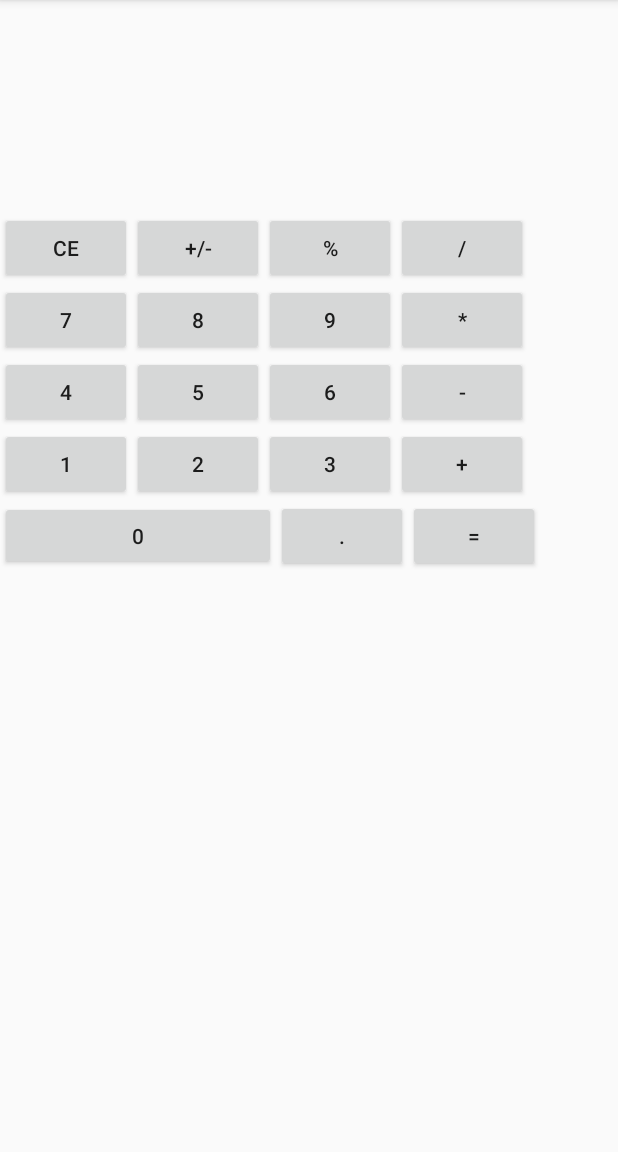
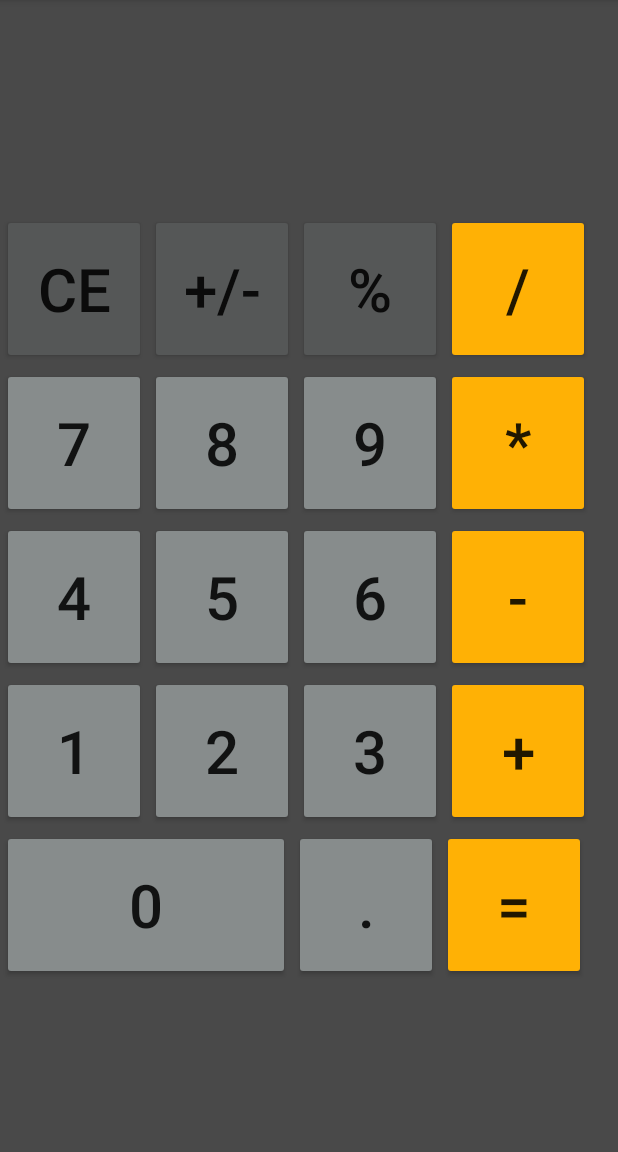
Before and after one commit to tavooctavio/calculadoraBasica, an Android app: the screen it shows after launch (MainActivity), on a phone screen of 412 x 824 dp, the part 84-1236 px from its top. Run offline under Robolectric (Android 15) with nearby library versions, the phone set to English and light mode, and no system bars.

Commit message:
Le di presentacion a la aplicacion lo mas parecido a la calculadora de la mac

```diff
--- a/app/src/main/java/com/example/calculadorabasica/MainActivity.kt
+++ b/app/src/main/java/com/example/calculadorabasica/MainActivity.kt
@@ -16,7 +16,7 @@ class MainActivity : AppCompatActivity() {
         super.onCreate(savedInstanceState)
         setContentView(R.layout.activity_main)
 
-        var tvUsuario = findViewById<TextView>(R.id.tvUsuario)
+        //var tvUsuario = findViewById<TextView>(R.id.tvUsuario)
         var tvCajaNumeros = findViewById<TextView>(R.id.tvCajaNumeros)
         var bBorrar = findViewById<Button>(R.id.bBorrar)
         var bMasMenos = findViewById<Button>(R.id.bMasMenos)
@@ -41,8 +41,8 @@ class MainActivity : AppCompatActivity() {
         var operacion = 0
 
 
-        var usuario: String? = intent.getStringExtra("usuario")
-        tvUsuario.text = usuario
+        /*var usuario: String? = intent.getStringExtra("usuario")
+        tvUsuario.text = usuario */
 
         bBorrar.setOnClickListener{
             tvCajaNumeros.text = " "
--- a/app/src/main/java/com/example/calculadorabasica/PantallaInicio.kt
+++ b/app/src/main/java/com/example/calculadorabasica/PantallaInicio.kt
@@ -14,11 +14,9 @@ class PantallaInicio : AppCompatActivity() {
 
 
         val btIniciar = findViewById<Button>(R.id.btListo)
-        val etNombreUsuario = findViewById<EditText>(R.id.etNombreUsuario)
 
         btIniciar.setOnClickListener {
             val intent = Intent(this, MainActivity::class.java)
-            intent.putExtra("usuario",etNombreUsuario.text.toString())
             startActivity(intent)
         }
 
--- a/app/src/main/res/layout/activity_main.xml
+++ b/app/src/main/res/layout/activity_main.xml
@@ -6,6 +6,7 @@
     android:layout_width="match_parent"
     android:layout_height="match_parent"
     android:orientation="vertical"
+    android:background="#494949"
     tools:context=".MainActivity">
 
     <TextView
@@ -14,36 +15,50 @@
         android:layout_height="130dp"
         android:layout_marginTop="11dp"
         android:layout_marginEnd="2dp"
-        android:textSize="70dp" />
+        android:textSize="70sp"
+        android:textAlignment="textEnd"
+        android:textColor="@color/white"/>
 
     <LinearLayout
         android:layout_width="match_parent"
         android:layout_height="wrap_content"
-        android:orientation="horizontal" >
+        android:orientation="horizontal">
 
         <Button
             android:id="@+id/bBorrar"
-            android:layout_width="wrap_content"
-            android:layout_height="wrap_content"
-            android:text="CE"/>
+            android:layout_width="96dp"
+            android:layout_height="100dp"
+            android:text="CE"
+            android:textSize="40sp"
+            android:layout_margin="1dp"
+            android:backgroundTint="#555757"/>
 
         <Button
             android:id="@+id/bMasMenos"
-            android:layout_width="wrap_content"
-            android:layout_height="wrap_content"
-            android:text="+/-"/>
+            android:layout_width="96dp"
+            android:layout_height="100dp"
+            android:text="+/-"
+            android:textSize="40sp"
+            android:layout_margin="1dp"
+            android:backgroundTint="#555757"/>
 
         <Button
             android:id="@+id/bPorcentaje"
-            android:layout_width="wrap_content"
-            android:layout_height="wrap_content"
-            android:text="%"/>
+            android:layout_width="96dp"
+            android:layout_height="100dp"
+            android:text="%"
+            android:textSize="40sp"
+            android:layout_margin="1dp"
+            android:backgroundTint="#555757"/>
 
         <Button
             android:id="@+id/bDivision"
-            android:layout_width="wrap_content"
-            android:layout_height="wrap_content"
-            android:text="/"/>
+            android:layout_width="96dp"
+            android:layout_height="100dp"
+            android:text="/"
+            android:textSize="40sp"
+            android:layout_margin="1dp"
+            android:backgroundTint="#FFB105"/>
 
     </LinearLayout>
 
@@ -54,27 +69,39 @@
 
         <Button
             android:id="@+id/bSiete"
-            android:layout_width="wrap_content"
-            android:layout_height="wrap_content"
-            android:text="7" />
+            android:layout_width="96dp"
+            android:layout_height="100dp"
+            android:text="7"
+            android:layout_margin="1dp"
+            android:textSize="40sp"
+            android:backgroundTint="#878C8C"/>
 
         <Button
             android:id="@+id/bOcho"
-            android:layout_width="wrap_content"
-            android:layout_height="wrap_content"
-            android:text="8" />
+            android:layout_width="96dp"
+            android:layout_height="100dp"
+            android:text="8"
+            android:layout_margin="1dp"
+            android:textSize="40sp"
+            android:backgroundTint="#878C8C"/>
 
         <Button
             android:id="@+id/bNueve"
-            android:layout_width="wrap_content"
-            android:layout_height="wrap_content"
-            android:text="9"/>
+            android:layout_width="96dp"
+            android:layout_height="100dp"
+            android:text="9"
+            android:layout_margin="1dp"
+            android:textSize="40sp"
+            android:backgroundTint="#878C8C"/>
 
         <Button
             android:id="@+id/bMultiplicacion"
-            android:layout_width="wrap_content"
-            android:layout_height="wrap_content"
-            android:text="*" />
+            android:layout_width="96dp"
+            android:layout_height="100dp"
+            android:text="*"
+            android:layout_margin="1dp"
+            android:backgroundTint="#FFB105"
+            android:textSize="40sp"/>
 
     </LinearLayout>
 
@@ -85,27 +112,39 @@
 
         <Button
             android:id="@+id/bCuatro"
-            android:layout_width="wrap_content"
-            android:layout_height="wrap_content"
-            android:text="4" />
+            android:layout_width="96dp"
+            android:layout_height="100dp"
+            android:text="4"
+            android:layout_margin="1dp"
+            android:textSize="40sp"
+            android:backgroundTint="#878C8C"/>
 
         <Button
             android:id="@+id/bCinco"
-            android:layout_width="wrap_content"
-            android:layout_height="wrap_content"
-            android:text="5" />
+            android:layout_width="96dp"
+            android:layout_height="100dp"
+            android:text="5"
+            android:layout_margin="1dp"
+            android:textSize="40sp"
+            android:backgroundTint="#878C8C"/>
 
         <Button
             android:id="@+id/bSeis"
-            android:layout_width="wrap_content"
-            android:layout_height="wrap_content"
-            android:text="6" />
+            android:layout_width="96dp"
+            android:layout_height="100dp"
+            android:text="6"
+            android:layout_margin="1dp"
+            android:textSize="40sp"
+            android:backgroundTint="#878C8C"/>
 
         <Button
             android:id="@+id/bMenos"
-            android:layout_width="wrap_content"
-            android:layout_height="wrap_content"
-            android:text="-" />
+            android:layout_width="96dp"
+            android:layout_height="100dp"
+            android:text="-"
+            android:layout_margin="1dp"
+            android:backgroundTint="#FFB105"
+            android:textSize="40sp"/>
 
     </LinearLayout>
 
@@ -116,27 +155,39 @@
 
         <Button
             android:id="@+id/bUno"
-            android:layout_width="wrap_content"
-            android:layout_height="wrap_content"
-            android:text="1"/>
+            android:layout_width="96dp"
+            android:layout_height="100dp"
+            android:text="1"
+            android:layout_margin="1dp"
+            android:textSize="40sp"
+            android:backgroundTint="#878C8C"/>
 
         <Button
             android:id="@+id/bDos"
-            android:layout_width="wrap_content"
-            android:layout_height="wrap_content"
-            android:text="2" />
+            android:layout_width="96dp"
+            android:layout_height="100dp"
+            android:text="2"
+            android:layout_margin="1dp"
+            android:textSize="40sp"
+            android:backgroundTint="#878C8C"/>
 
         <Button
             android:id="@+id/bTres"
-            android:layout_width="wrap_content"
-            android:layout_height="wrap_content"
-            android:text="3"/>
+            android:layout_width="96dp"
+            android:layout_height="100dp"
+            android:text="3"
+            android:layout_margin="1dp"
+            android:textSize="40sp"
+            android:backgroundTint="#878C8C"/>
 
         <Button
             android:id="@+id/bSuma"
-            android:layout_width="wrap_content"
-            android:layout_height="wrap_content"
-            android:text="+"/>
+            android:layout_width="96dp"
+            android:layout_height="100dp"
+            android:text="+"
+            android:layout_margin="1dp"
+            android:backgroundTint="#FFB105"
+            android:textSize="40sp"/>
 
     </LinearLayout>
 
@@ -147,21 +198,30 @@
 
         <Button
             android:id="@+id/bCero"
-            android:layout_width="184dp"
-            android:layout_height="46dp"
-            android:text="0"/>
+            android:layout_width="192dp"
+            android:layout_height="100dp"
+            android:text="0"
+            android:layout_margin="1dp"
+            android:textSize="40sp"
+            android:backgroundTint="#878C8C"/>
 
         <Button
             android:id="@+id/bPunto"
-            android:layout_width="wrap_content"
-            android:layout_height="wrap_content"
-            android:text="."/>
+            android:layout_width="96dp"
+            android:layout_height="100dp"
+            android:text="."
+            android:layout_margin="1dp"
+            android:textSize="40sp"
+            android:backgroundTint="#878C8C"/>
 
         <Button
             android:id="@+id/bIgual"
-            android:layout_width="wrap_content"
-            android:layout_height="wrap_content"
-            android:text="=" />
+            android:layout_width="96dp"
+            android:layout_height="100dp"
+            android:text="="
+            android:layout_margin="1dp"
+            android:backgroundTint="#FFB105"
+            android:textSize="40sp"/>
 
     </LinearLayout>
 
--- a/app/src/main/res/layout/activity_pantalla_inicio.xml
+++ b/app/src/main/res/layout/activity_pantalla_inicio.xml
@@ -6,87 +6,52 @@
     android:layout_height="match_parent"
     tools:context=".PantallaInicio">
 
-    <ImageView
-        android:id="@+id/imgAvatar"
+
+    <TextView
+        android:id="@+id/tvBienvenido"
         android:layout_width="wrap_content"
         android:layout_height="wrap_content"
-        android:layout_marginStart="141dp"
-        android:layout_marginTop="61dp"
-        android:layout_marginEnd="142dp"
+        android:text="Bienvenido"
+        android:textSize="30sp"
+        app:layout_constraintBottom_toTopOf="@+id/tvNombreAplicacion"
         app:layout_constraintEnd_toEndOf="parent"
-        app:layout_constraintHorizontal_bias="0.0"
         app:layout_constraintStart_toStartOf="parent"
-        app:layout_constraintTop_toBottomOf="@+id/tvNombreAplicacion"
-        tools:srcCompat="@tools:sample/avatars" />
+        app:layout_constraintTop_toTopOf="parent" />
 
     <TextView
         android:id="@+id/tvNombreAplicacion"
         android:layout_width="match_parent"
         android:layout_height="wrap_content"
-        android:layout_marginStart="20dp"
-        android:layout_marginTop="57dp"
-        android:layout_marginBottom="60dp"
+        android:layout_marginBottom="104dp"
         android:text="Calculator"
+        android:textAlignment="center"
         android:textSize="40sp"
-        app:layout_constraintBottom_toTopOf="@+id/imgAvatar"
+        app:layout_constraintBottom_toTopOf="@+id/tvNombre"
         app:layout_constraintEnd_toEndOf="parent"
         app:layout_constraintHorizontal_bias="0.0"
-        app:layout_constraintStart_toStartOf="parent"
-        app:layout_constraintTop_toTopOf="parent" />
-
-    <EditText
-        android:id="@+id/etNombreUsuario"
-        android:layout_width="wrap_content"
-        android:layout_height="wrap_content"
-        android:layout_marginStart="100dp"
-        android:layout_marginTop="12dp"
-        android:layout_marginEnd="101dp"
-        android:layout_marginBottom="24dp"
-        android:ems="10"
-        android:inputType="textPersonName"
-        app:layout_constraintBottom_toTopOf="@+id/btListo"
-        app:layout_constraintEnd_toEndOf="parent"
-        app:layout_constraintStart_toStartOf="parent"
-        app:layout_constraintTop_toBottomOf="@+id/tvNombre" />
-
-    <TextView
-        android:id="@+id/tvBienvenido"
-        android:layout_width="wrap_content"
-        android:layout_height="wrap_content"
-        android:layout_marginTop="40dp"
-        android:text="Bienvenido"
-        android:textSize="30sp"
-        app:layout_constraintEnd_toEndOf="parent"
-        app:layout_constraintStart_toStartOf="parent"
-        app:layout_constraintTop_toBottomOf="@+id/imgAvatar" />
+        app:layout_constraintStart_toStartOf="parent" />
 
     <TextView
         android:id="@+id/tvNombre"
         android:layout_width="wrap_content"
         android:layout_height="wrap_content"
-        android:layout_marginStart="20dp"
-        android:layout_marginTop="31dp"
-        android:layout_marginEnd="5dp"
-        android:layout_marginBottom="12dp"
-        android:text="Digite un nombre para saber como te llamas."
+        android:layout_marginBottom="82dp"
+        android:text="Bienvenidos a mi primera apliación para android hecha con kotlin."
+        android:textAlignment="center"
         android:textSize="20sp"
-        app:layout_constraintBottom_toTopOf="@+id/etNombreUsuario"
+        app:layout_constraintBottom_toTopOf="@+id/btListo"
         app:layout_constraintEnd_toEndOf="parent"
-        app:layout_constraintStart_toStartOf="parent"
-        app:layout_constraintTop_toBottomOf="@+id/tvBienvenido"
-        app:layout_constraintVertical_bias="0.49" />
+        app:layout_constraintStart_toStartOf="parent" />
 
     <Button
         android:id="@+id/btListo"
         android:layout_width="wrap_content"
         android:layout_height="wrap_content"
-        android:layout_marginStart="155dp"
-        android:layout_marginTop="24dp"
-        android:layout_marginEnd="168dp"
-        android:layout_marginBottom="152dp"
+        android:layout_marginBottom="212dp"
         android:text="Listo"
         app:layout_constraintBottom_toBottomOf="parent"
         app:layout_constraintEnd_toEndOf="parent"
-        app:layout_constraintStart_toStartOf="parent"
-        app:layout_constraintTop_toBottomOf="@+id/etNombreUsuario" />
+        app:layout_constraintHorizontal_bias="0.498"
+        app:layout_constraintStart_toStartOf="parent" />
+
 </androidx.constraintlayout.widget.ConstraintLayout>
```
